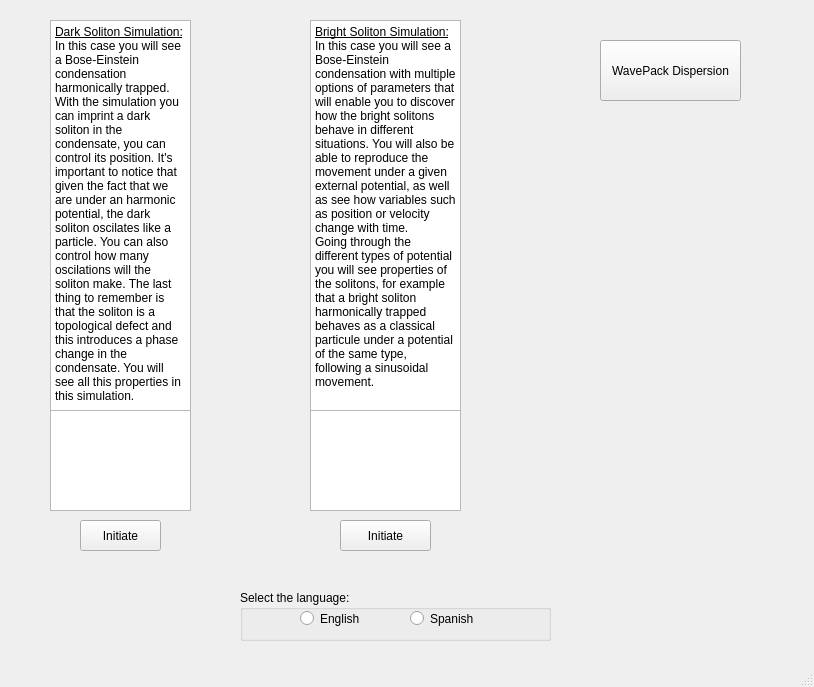
Old version of the form Main.ui in the repository brunojulia/ultracoldUB.
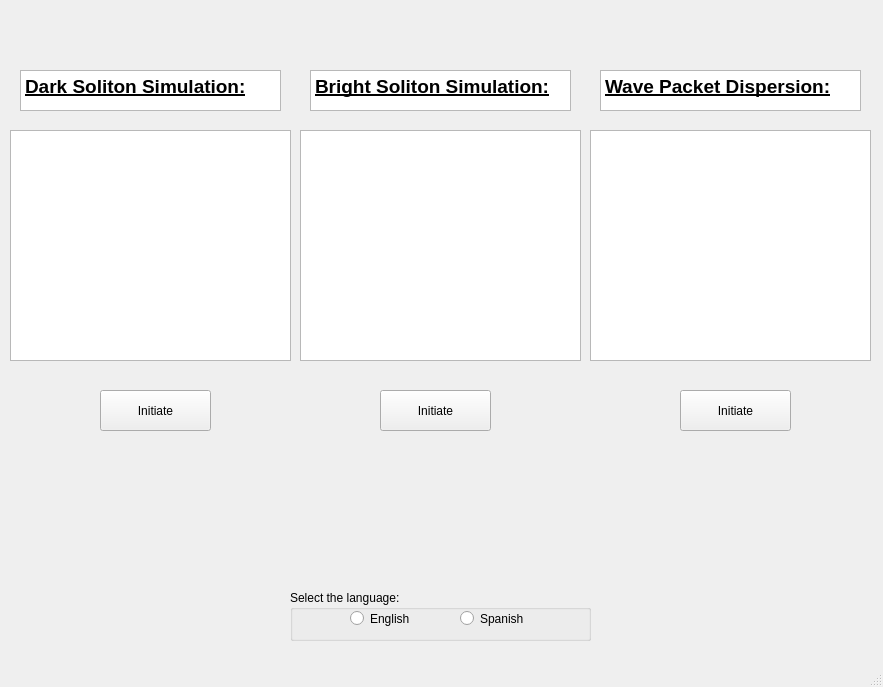
New version of the form.

Commit message: Fichero para que funcione actualización

Patch:
```diff
--- a/Main.ui
+++ b/Main.ui
@@ -6,7 +6,7 @@
    <rect>
     <x>0</x>
     <y>0</y>
-    <width>814</width>
+    <width>883</width>
     <height>687</height>
    </rect>
   </property>
@@ -17,10 +17,10 @@
    <widget class="QPushButton" name="button1">
     <property name="geometry">
      <rect>
-      <x>80</x>
-      <y>520</y>
-      <width>81</width>
-      <height>31</height>
+      <x>100</x>
+      <y>390</y>
+      <width>111</width>
+      <height>41</height>
      </rect>
     </property>
     <property name="text">
@@ -30,10 +30,10 @@
    <widget class="QPushButton" name="button2">
     <property name="geometry">
      <rect>
-      <x>340</x>
-      <y>520</y>
-      <width>91</width>
-      <height>31</height>
+      <x>380</x>
+      <y>390</y>
+      <width>111</width>
+      <height>41</height>
      </rect>
     </property>
     <property name="text">
@@ -43,23 +43,23 @@
    <widget class="QPushButton" name="button3">
     <property name="geometry">
      <rect>
-      <x>600</x>
-      <y>40</y>
-      <width>141</width>
-      <height>61</height>
+      <x>680</x>
+      <y>390</y>
+      <width>111</width>
+      <height>41</height>
      </rect>
     </property>
     <property name="text">
-     <string>WavePack Dispersion</string>
+     <string>Initiate</string>
     </property>
    </widget>
    <widget class="QTextBrowser" name="textBrowser">
     <property name="geometry">
      <rect>
-      <x>50</x>
-      <y>20</y>
-      <width>141</width>
-      <height>391</height>
+      <x>20</x>
+      <y>70</y>
+      <width>261</width>
+      <height>41</height>
      </rect>
     </property>
     <property name="html">
@@ -67,55 +67,35 @@
 &lt;html&gt;&lt;head&gt;&lt;meta name=&quot;qrichtext&quot; content=&quot;1&quot; /&gt;&lt;style type=&quot;text/css&quot;&gt;
 p, li { white-space: pre-wrap; }
 &lt;/style&gt;&lt;/head&gt;&lt;body style=&quot; font-family:'MS Shell Dlg 2'; font-size:8.25pt; font-weight:400; font-style:normal;&quot;&gt;
-&lt;p style=&quot; margin-top:0px; margin-bottom:0px; margin-left:0px; margin-right:0px; -qt-block-indent:0; text-indent:0px;&quot;&gt;&lt;span style=&quot; font-size:9pt; text-decoration: underline;&quot;&gt;Dark Soliton Simulation:&lt;/span&gt;&lt;/p&gt;
-&lt;p style=&quot; margin-top:0px; margin-bottom:0px; margin-left:0px; margin-right:0px; -qt-block-indent:0; text-indent:0px;&quot;&gt;&lt;span style=&quot; font-size:9pt;&quot;&gt;In this case you will see a Bose-Einstein condensation harmonically trapped. With the simulation you can imprint a dark soliton in the condensate, you can control its position. It's important to notice that given the fact that we are under an harmonic potential, the dark soliton oscilates like a particle. You can also control how many oscilations will the soliton make. The last thing to remember is that the soliton is a topological defect and this introduces a phase change in the condensate. You will see all this properties in this simulation.&lt;/span&gt;&lt;/p&gt;&lt;/body&gt;&lt;/html&gt;</string>
+&lt;p style=&quot; margin-top:0px; margin-bottom:0px; margin-left:0px; margin-right:0px; -qt-block-indent:0; text-indent:0px;&quot;&gt;&lt;span style=&quot; font-size:14pt; font-weight:600; text-decoration: underline;&quot;&gt;Dark Soliton Simulation:&lt;/span&gt;&lt;/p&gt;&lt;/body&gt;&lt;/html&gt;</string>
     </property>
    </widget>
    <widget class="QGraphicsView" name="DS">
     <property name="geometry">
      <rect>
-      <x>50</x>
-      <y>410</y>
-      <width>141</width>
-      <height>101</height>
+      <x>10</x>
+      <y>130</y>
+      <width>281</width>
+      <height>231</height>
      </rect>
     </property>
    </widget>
    <widget class="QGraphicsView" name="BS">
     <property name="geometry">
      <rect>
-      <x>310</x>
-      <y>410</y>
-      <width>151</width>
-      <height>101</height>
+      <x>300</x>
+      <y>130</y>
+      <width>281</width>
+      <height>231</height>
      </rect>
     </property>
    </widget>
-   <widget class="QTextBrowser" name="textBrowser_2">
-    <property name="geometry">
-     <rect>
-      <x>310</x>
-      <y>20</y>
-      <width>151</width>
-      <height>391</height>
-     </rect>
-    </property>
-    <property name="html">
-     <string>&lt;!DOCTYPE HTML PUBLIC &quot;-//W3C//DTD HTML 4.0//EN&quot; &quot;http://www.w3.org/TR/REC-html40/strict.dtd&quot;&gt;
-&lt;html&gt;&lt;head&gt;&lt;meta name=&quot;qrichtext&quot; content=&quot;1&quot; /&gt;&lt;style type=&quot;text/css&quot;&gt;
-p, li { white-space: pre-wrap; }
-&lt;/style&gt;&lt;/head&gt;&lt;body style=&quot; font-family:'MS Shell Dlg 2'; font-size:8.25pt; font-weight:400; font-style:normal;&quot;&gt;
-&lt;p style=&quot; margin-top:0px; margin-bottom:0px; margin-left:0px; margin-right:0px; -qt-block-indent:0; text-indent:0px;&quot;&gt;&lt;span style=&quot; font-size:9pt; text-decoration: underline;&quot;&gt;Bright Soliton Simulation:&lt;/span&gt;&lt;/p&gt;
-&lt;p style=&quot; margin-top:0px; margin-bottom:0px; margin-left:0px; margin-right:0px; -qt-block-indent:0; text-indent:0px;&quot;&gt;&lt;span style=&quot; font-size:9pt;&quot;&gt;In this case you will see a Bose-Einstein condensation with multiple options of parameters that will enable you to discover how the bright solitons behave in different situations. You will also be able to reproduce the movement under a given external potential, as well as see how variables such as position or velocity change with time.&lt;/span&gt;&lt;/p&gt;
-&lt;p style=&quot; margin-top:0px; margin-bottom:0px; margin-left:0px; margin-right:0px; -qt-block-indent:0; text-indent:0px;&quot;&gt;&lt;span style=&quot; font-size:9pt;&quot;&gt;Going through the different types of potential you will see properties of the solitons, for example that a bright soliton harmonically trapped behaves as a classical particule under a potential of the same type, following a sinusoidal movement. &lt;/span&gt;&lt;/p&gt;&lt;/body&gt;&lt;/html&gt;</string>
-    </property>
-   </widget>
    <widget class="QGroupBox" name="language">
     <property name="geometry">
      <rect>
-      <x>240</x>
+      <x>290</x>
       <y>590</y>
-      <width>311</width>
+      <width>301</width>
       <height>51</height>
      </rect>
     </property>
@@ -149,6 +129,50 @@
      </property>
     </widget>
    </widget>
+   <widget class="QGraphicsView" name="WD">
+    <property name="geometry">
+     <rect>
+      <x>590</x>
+      <y>130</y>
+      <width>281</width>
+      <height>231</height>
+     </rect>
+    </property>
+   </widget>
+   <widget class="QTextBrowser" name="textBrowser_3">
+    <property name="geometry">
+     <rect>
+      <x>600</x>
+      <y>70</y>
+      <width>261</width>
+      <height>41</height>
+     </rect>
+    </property>
+    <property name="html">
+     <string>&lt;!DOCTYPE HTML PUBLIC &quot;-//W3C//DTD HTML 4.0//EN&quot; &quot;http://www.w3.org/TR/REC-html40/strict.dtd&quot;&gt;
+&lt;html&gt;&lt;head&gt;&lt;meta name=&quot;qrichtext&quot; content=&quot;1&quot; /&gt;&lt;style type=&quot;text/css&quot;&gt;
+p, li { white-space: pre-wrap; }
+&lt;/style&gt;&lt;/head&gt;&lt;body style=&quot; font-family:'MS Shell Dlg 2'; font-size:8.25pt; font-weight:400; font-style:normal;&quot;&gt;
+&lt;p style=&quot; margin-top:0px; margin-bottom:0px; margin-left:0px; margin-right:0px; -qt-block-indent:0; text-indent:0px;&quot;&gt;&lt;span style=&quot; font-size:14pt; font-weight:600; text-decoration: underline;&quot;&gt;Wave Packet Dispersion:&lt;/span&gt;&lt;/p&gt;&lt;/body&gt;&lt;/html&gt;</string>
+    </property>
+   </widget>
+   <widget class="QTextBrowser" name="textBrowser_2">
+    <property name="geometry">
+     <rect>
+      <x>310</x>
+      <y>70</y>
+      <width>261</width>
+      <height>41</height>
+     </rect>
+    </property>
+    <property name="html">
+     <string>&lt;!DOCTYPE HTML PUBLIC &quot;-//W3C//DTD HTML 4.0//EN&quot; &quot;http://www.w3.org/TR/REC-html40/strict.dtd&quot;&gt;
+&lt;html&gt;&lt;head&gt;&lt;meta name=&quot;qrichtext&quot; content=&quot;1&quot; /&gt;&lt;style type=&quot;text/css&quot;&gt;
+p, li { white-space: pre-wrap; }
+&lt;/style&gt;&lt;/head&gt;&lt;body style=&quot; font-family:'MS Shell Dlg 2'; font-size:8.25pt; font-weight:400; font-style:normal;&quot;&gt;
+&lt;p style=&quot; margin-top:0px; margin-bottom:0px; margin-left:0px; margin-right:0px; -qt-block-indent:0; text-indent:0px;&quot;&gt;&lt;span style=&quot; font-size:14pt; font-weight:600; text-decoration: underline;&quot;&gt;Bright Soliton Simulation:&lt;/span&gt;&lt;/p&gt;&lt;/body&gt;&lt;/html&gt;</string>
+    </property>
+   </widget>
   </widget>
   <widget class="QMenuBar" name="menubar">
    <property name="geometry">
```
Left out of the diff: 4 changed lines with no effect on the pictures.
